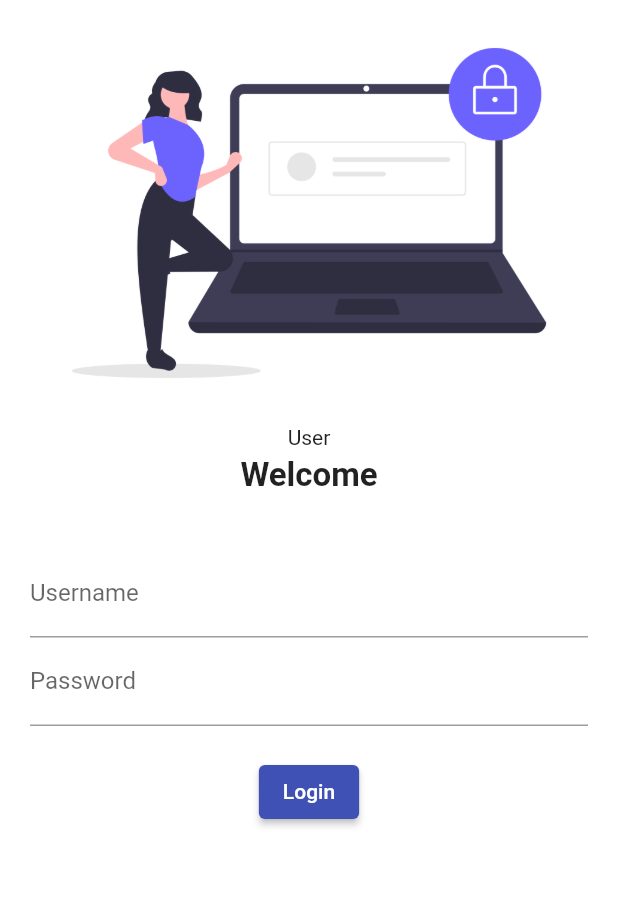
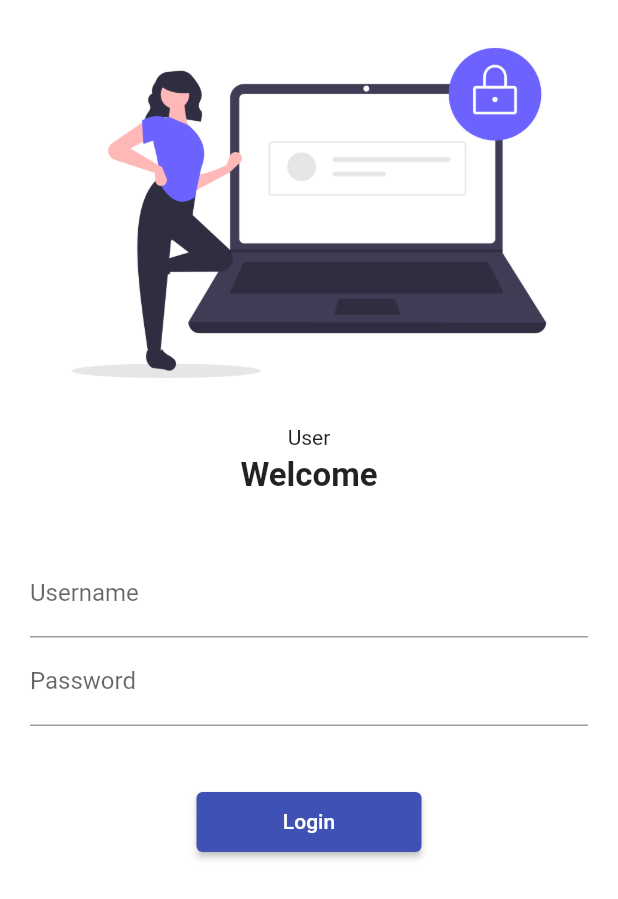
Before and after one commit to kernal22/flutter-catalog-app, a Flutter app: the screen it shows after launch, on a phone screen of 412 x 824 dp. Shown: the top 899 px of the screen. Run offline on Flutter 3.47's test engine with Material 2 defaults, Android fonts, the phone set to English and light mode, and no system bars.

Commit message:
created custom class in utils, global routing variable, navigation on button click

```diff
--- a/lib/main.dart
+++ b/lib/main.dart
@@ -1,6 +1,7 @@
 import 'package:flutter/material.dart';
 import 'package:flutter_cataloge/pages/home_page.dart';
 import 'package:flutter_cataloge/pages/login_page.dart';
+import 'package:flutter_cataloge/utils/routes.dart';
 
 void main() {
   runApp(MyApp());
@@ -12,6 +13,7 @@
   Widget build(BuildContext context) {
 
     return MaterialApp(
+      debugShowCheckedModeBanner: true,
       themeMode: ThemeMode.light,
       theme: ThemeData(
         primarySwatch: Colors.indigo,
@@ -22,8 +24,8 @@
       initialRoute: "/",
       routes: {
         "/": (context) => LoginPage(),
-        "/login" :(context) => LoginPage(),
-        "/home" :(context) => HomePage(),
+        MyRoutes.loginRoute :(context) => LoginPage(),
+        MyRoutes.homeRoute :(context) => HomePage(),
       },
     );
   }
--- a/lib/pages/login_page.dart
+++ b/lib/pages/login_page.dart
@@ -1,6 +1,5 @@
-import 'dart:ui';
-
 import 'package:flutter/material.dart';
+import 'package:flutter_cataloge/utils/routes.dart';
 
 class LoginPage extends StatelessWidget {
 
@@ -8,6 +7,7 @@
   Widget build(BuildContext context) {
     return Material(
       color: Colors.white,
+      child: SingleChildScrollView(
         child: Column(
           children: [
             Image.asset(
@@ -45,19 +45,20 @@
                   obscureText: true,
                 ),
                 SizedBox(
-                height: 20,
+                  height: 40,
                 ),
                 ElevatedButton(
                   child: Text('Login'),
-                style: TextButton.styleFrom(),
+                  style: TextButton.styleFrom(minimumSize: Size(150, 40)),
                   onPressed: () {
-                  print("hi code for");
+                    Navigator.pushNamed(context, MyRoutes.homeRoute);
                   },)
               ],
             ),
             )
         ],
-      )
+        ),
+      ),
     );
   }
 }
--- /dev/null
+++ b/lib/utils/routes.dart
@@ -0,0 +1,4 @@
+class MyRoutes {
+  static String loginRoute = '/login';
+  static String homeRoute = '/home';
+}
```
Lines whose indentation alone changed are shown as unchanged.
